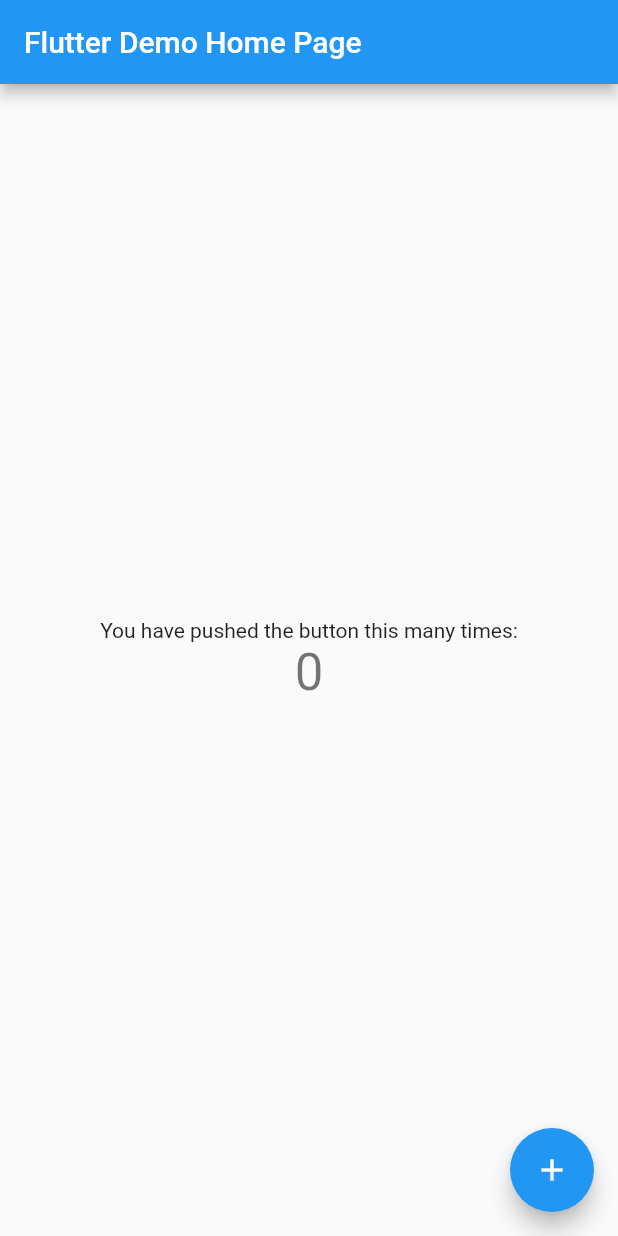
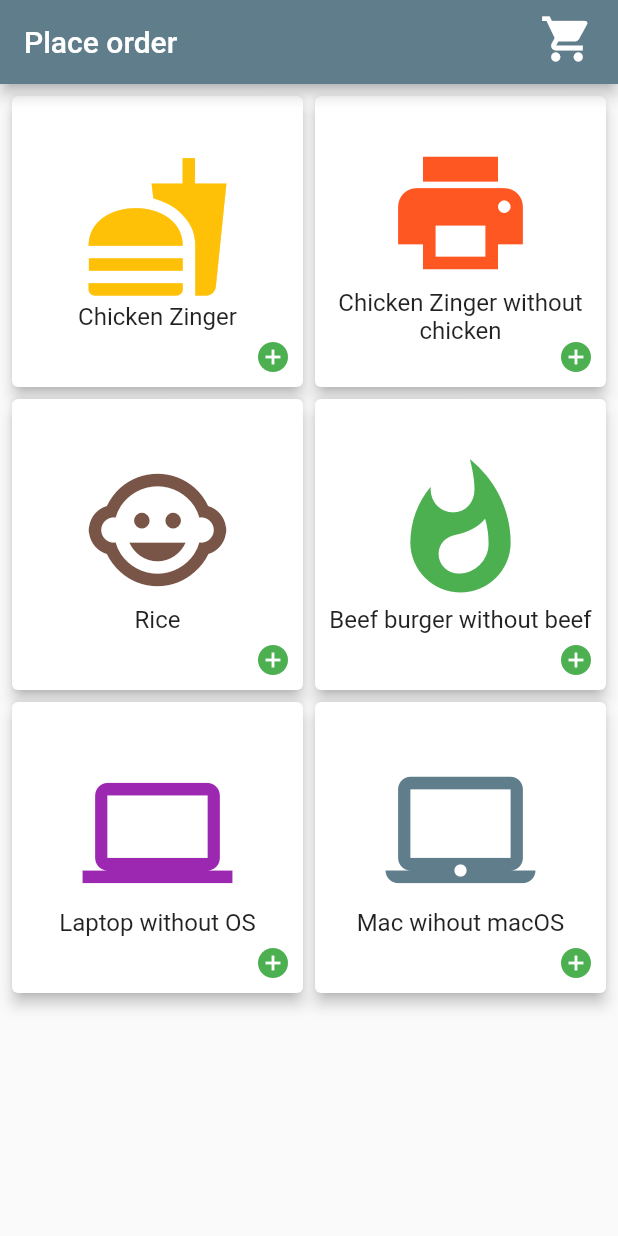
Before and after one commit to miromin/my-flutter-app, a Flutter app: the screen it shows after launch, on a phone screen of 412 x 824 dp. Run offline on Flutter 3.47's test engine with Material 2 defaults, Android fonts, the phone set to English and light mode, and no system bars.

Commit message:
example list view and cart

```diff
--- /dev/null
+++ b/lib/dish_object.dart
@@ -0,0 +1,9 @@
+import 'package:flutter/material.dart';
+
+class Dish {
+  final String name;
+  final IconData icon;
+  final Color color;
+
+  Dish({this.name, this.icon, this.color});
+}
--- a/lib/main.dart
+++ b/lib/main.dart
@@ -1,48 +1,25 @@
 import 'package:flutter/material.dart';
+import 'cart.dart';
+import 'dish_object.dart';
 
-void main() {
-  runApp(MyApp());
-}
+void main() => runApp(MyApp());
 
 class MyApp extends StatelessWidget {
-  // This widget is the root of your application.
   @override
   Widget build(BuildContext context) {
     return MaterialApp(
+      debugShowCheckedModeBanner: false,
       title: 'Flutter Demo',
       theme: ThemeData(
-        // This is the theme of your application.
-        //
-        // Try running your application with "flutter run". You'll see the
-        // application has a blue toolbar. Then, without quitting the app, try
-        // changing the primarySwatch below to Colors.green and then invoke
-        // "hot reload" (press "r" in the console where you ran "flutter run",
-        // or simply save your changes to "hot reload" in a Flutter IDE).
-        // Notice that the counter didn't reset back to zero; the application
-        // is not restarted.
-        primarySwatch: Colors.blue,
-        // This makes the visual density adapt to the platform that you run
-        // the app on. For desktop platforms, the controls will be smaller and
-        // closer together (more dense) than on mobile platforms.
-        visualDensity: VisualDensity.adaptivePlatformDensity,
+        primarySwatch: Colors.blueGrey,
       ),
-      home: MyHomePage(title: 'Flutter Demo Home Page'),
+      home: MyHomePage(title: 'Place order'),
     );
   }
 }
 
 class MyHomePage extends StatefulWidget {
   MyHomePage({Key key, this.title}) : super(key: key);
-
-  // This widget is the home page of your application. It is stateful, meaning
-  // that it has a State object (defined below) that contains fields that affect
-  // how it looks.
-
-  // This class is the configuration for the state. It holds the values (in this
-  // case the title) provided by the parent (in this case the App widget) and
-  // used by the build method of the State. Fields in a Widget subclass are
-  // always marked "final".
-
   final String title;
 
   @override
@@ -50,68 +27,209 @@ class MyHomePage extends StatefulWidget {
 }
 
 class _MyHomePageState extends State<MyHomePage> {
-  int _counter = 0;
+  List<Dish> _dishes = List<Dish>();
 
-  void _incrementCounter() {
-    setState(() {
-      // This call to setState tells the Flutter framework that something has
-      // changed in this State, which causes it to rerun the build method below
-      // so that the display can reflect the updated values. If we changed
-      // _counter without calling setState(), then the build method would not be
-      // called again, and so nothing would appear to happen.
-      _counter++;
-    });
+  List<Dish> _cartList = List<Dish>();
+
+  @override
+  void initState() {
+    super.initState();
+    _populateDishes();
   }
 
   @override
   Widget build(BuildContext context) {
-    // This method is rerun every time setState is called, for instance as done
-    // by the _incrementCounter method above.
-    //
-    // The Flutter framework has been optimized to make rerunning build methods
-    // fast, so that you can just rebuild anything that needs updating rather
-    // than having to individually change instances of widgets.
     return Scaffold(
       appBar: AppBar(
-        // Here we take the value from the MyHomePage object that was created by
-        // the App.build method, and use it to set our appbar title.
         title: Text(widget.title),
+        actions: <Widget>[
+          Padding(
+            padding: const EdgeInsets.only(right: 16.0, top: 8.0),
+            child: GestureDetector(
+              child: Stack(
+                alignment: Alignment.topCenter,
+                children: <Widget>[
+                  Icon(
+                    Icons.shopping_cart,
+                    size: 36.0,
+                  ),
+                  if (_cartList.length > 0)
+                    Padding(
+                      padding: const EdgeInsets.only(left: 2.0),
+                      child: CircleAvatar(
+                        radius: 8.0,
+                        backgroundColor: Colors.red,
+                        foregroundColor: Colors.white,
+                        child: Text(
+                          _cartList.length.toString(),
+                          style: TextStyle(
+                            fontWeight: FontWeight.bold,
+                            fontSize: 12.0,
+                          ),
+                        ),
+                      ),
+                    ),
+                ],
+              ),
+              onTap: () {
+                if (_cartList.isNotEmpty)
+                  Navigator.of(context).push(
+                    MaterialPageRoute(
+                      builder: (context) => Cart(_cartList),
+                    ),
+                  );
+              },
+            ),
+          )
+        ],
       ),
-      body: Center(
-        // Center is a layout widget. It takes a single child and positions it
-        // in the middle of the parent.
-        child: Column(
-          // Column is also a layout widget. It takes a list of children and
-          // arranges them vertically. By default, it sizes itself to fit its
-          // children horizontally, and tries to be as tall as its parent.
-          //
-          // Invoke "debug painting" (press "p" in the console, choose the
-          // "Toggle Debug Paint" action from the Flutter Inspector in Android
-          // Studio, or the "Toggle Debug Paint" command in Visual Studio Code)
-          // to see the wireframe for each widget.
-          //
-          // Column has various properties to control how it sizes itself and
-          // how it positions its children. Here we use mainAxisAlignment to
-          // center the children vertically; the main axis here is the vertical
-          // axis because Columns are vertical (the cross axis would be
-          // horizontal).
-          mainAxisAlignment: MainAxisAlignment.center,
-          children: <Widget>[
-            Text(
-              'You have pushed the button this many times:',
-            ),
-            Text(
-              '$_counter',
-              style: Theme.of(context).textTheme.headline4,
-            ),
-          ],
-        ),
-      ),
-      floatingActionButton: FloatingActionButton(
-        onPressed: _incrementCounter,
-        tooltip: 'Increment',
-        child: Icon(Icons.add),
-      ), // This trailing comma makes auto-formatting nicer for build methods.
+      body: _buildGridView(),
     );
   }
+
+  ListView _buildListView() {
+    return ListView.builder(
+      itemCount: _dishes.length,
+      itemBuilder: (context, index) {
+        var item = _dishes[index];
+        return Padding(
+          padding: const EdgeInsets.symmetric(
+            horizontal: 8.0,
+            vertical: 2.0,
+          ),
+          child: Card(
+            elevation: 4.0,
+            child: ListTile(
+              leading: Icon(
+                item.icon,
+                color: item.color,
+              ),
+              title: Text(item.name),
+              trailing: GestureDetector(
+                child: (!_cartList.contains(item))
+                    ? Icon(
+                  Icons.add_circle,
+                  color: Colors.green,
+                )
+                    : Icon(
+                  Icons.remove_circle,
+                  color: Colors.red,
+                ),
+                onTap: () {
+                  setState(() {
+                    if (!_cartList.contains(item))
+                      _cartList.add(item);
+                    else
+                      _cartList.remove(item);
+                  });
+                },
+              ),
+            ),
+          ),
+        );
+      },
+    );
+  }
+
+  GridView _buildGridView() {
+    return GridView.builder(
+        padding: const EdgeInsets.all(4.0),
+        gridDelegate: SliverGridDelegateWithFixedCrossAxisCount(crossAxisCount: 2),
+        itemCount: _dishes.length,
+        itemBuilder: (context, index) {
+          var item = _dishes[index];
+          return Card(
+              elevation: 4.0,
+              child: Stack(
+                fit: StackFit.loose,
+                alignment: Alignment.center,
+                children: <Widget>[
+                  Column(
+                    mainAxisAlignment: MainAxisAlignment.center,
+                    children: <Widget>[
+                      Icon(
+                        item.icon,
+                        color: (_cartList.contains(item))
+                            ? Colors.grey
+                            : item.color,
+                        size: 100.0,
+                      ),
+                      Text(
+                        item.name,
+                        textAlign: TextAlign.center,
+                        style: Theme.of(context).textTheme.subhead,
+                      )
+                    ],
+                  ),
+                  Padding(
+                    padding: const EdgeInsets.only(
+                      right: 8.0,
+                      bottom: 8.0,
+                    ),
+                    child: Align(
+                      alignment: Alignment.bottomRight,
+                      child: GestureDetector(
+                        child: (!_cartList.contains(item))
+                            ? Icon(
+                          Icons.add_circle,
+                          color: Colors.green,
+                        )
+                            : Icon(
+                          Icons.remove_circle,
+                          color: Colors.red,
+                        ),
+                        onTap: () {
+                          setState(() {
+                            if (!_cartList.contains(item))
+                              _cartList.add(item);
+                            else
+                              _cartList.remove(item);
+                          });
+                        },
+                      ),
+                    ),
+                  ),
+                ],
+              ));
+        });
+  }
+
+  void _populateDishes() {
+    var list = <Dish>[
+      Dish(
+        name: 'Chicken Zinger',
+        icon: Icons.fastfood,
+        color: Colors.amber,
+      ),
+      Dish(
+        name: 'Chicken Zinger without chicken',
+        icon: Icons.print,
+        color: Colors.deepOrange,
+      ),
+      Dish(
+        name: 'Rice',
+        icon: Icons.child_care,
+        color: Colors.brown,
+      ),
+      Dish(
+        name: 'Beef burger without beef',
+        icon: Icons.whatshot,
+        color: Colors.green,
+      ),
+      Dish(
+        name: 'Laptop without OS',
+        icon: Icons.laptop,
+        color: Colors.purple,
+      ),
+      Dish(
+        name: 'Mac wihout macOS',
+        icon: Icons.laptop_mac,
+        color: Colors.blueGrey,
+      ),
+    ];
+
+    setState(() {
+      _dishes = list;
+    });
+  }
 }
--- a/pubspec.yaml
+++ b/pubspec.yaml
@@ -23,7 +23,8 @@ environment:
 dependencies:
   flutter:
     sdk: flutter
-
+  flutter_email_sender: ^3.0.1
+  mailer: ^3.0.3
 
   # The following adds the Cupertino Icons font to your application.
   # Use with the CupertinoIcons class for iOS style icons.
```
Also changed, not shown: lib/cart.dart (added, +55 -0 lines), pubspec.lock, 3 other files.
